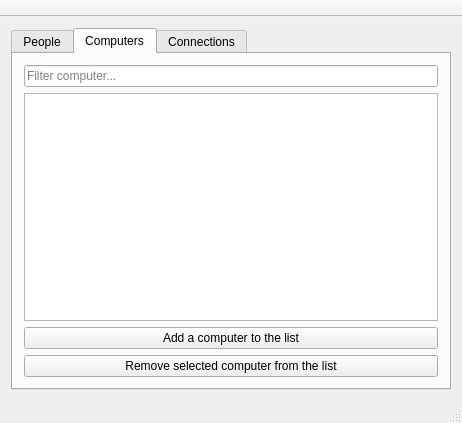
The window that mainwindow.ui (Ragnarstefanss/VLN1-Skil3) describes before a commit, drawn with Qt 5.
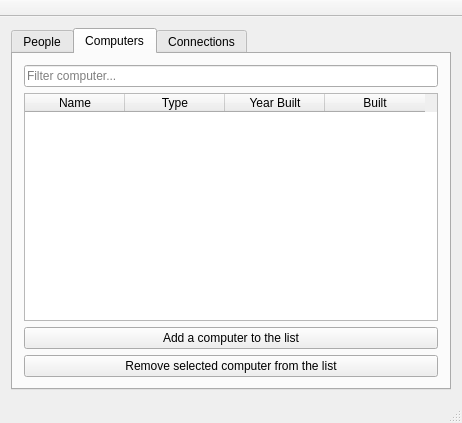
The same window after the commit. The open tabs and pages were chosen to show the change.

Diff of the .ui file:
```diff
--- a/mainwindow.ui
+++ b/mainwindow.ui
@@ -97,7 +97,28 @@
          </widget>
         </item>
         <item>
-         <widget class="QTableWidget" name="table_computer"/>
+         <widget class="QTableWidget" name="table_computer">
+          <column>
+           <property name="text">
+            <string>Name</string>
+           </property>
+          </column>
+          <column>
+           <property name="text">
+            <string>Type</string>
+           </property>
+          </column>
+          <column>
+           <property name="text">
+            <string>Year Built</string>
+           </property>
+          </column>
+          <column>
+           <property name="text">
+            <string>Built</string>
+           </property>
+          </column>
+         </widget>
         </item>
         <item>
          <widget class="QPushButton" name="button_add_computer">
```
Left out of the diff: 2 changed lines with no effect on the pictures.
